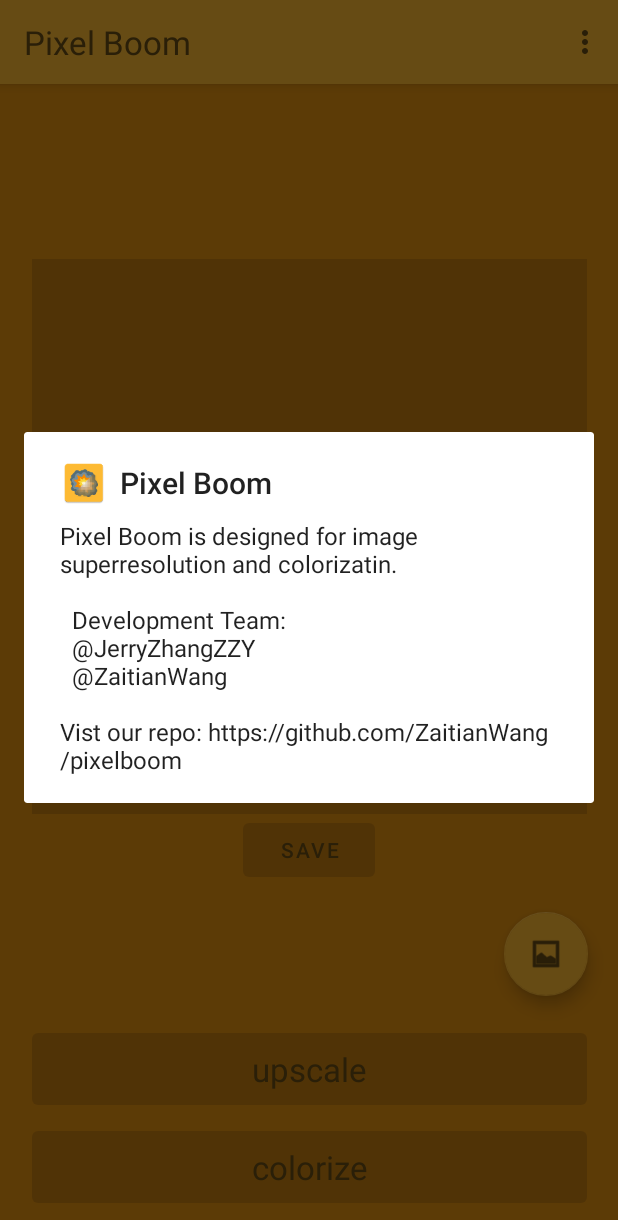
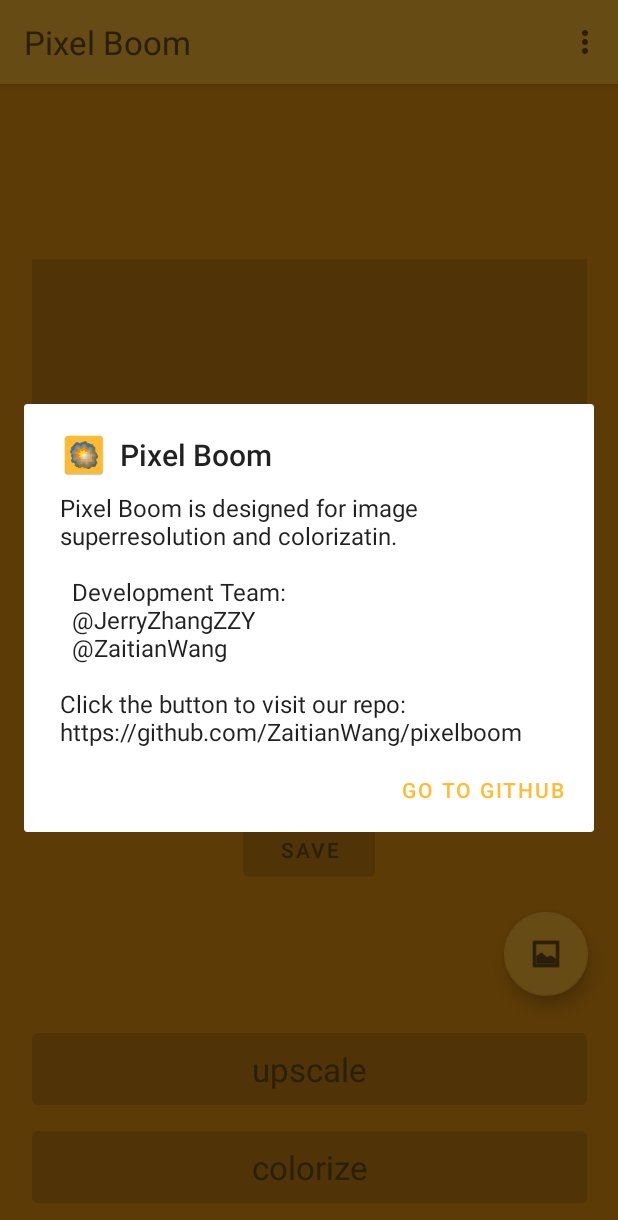
Before and after one commit to ZaitianWang/pixelboom, an Android app: the screen it shows after launch (MainActivity), in the options menu, after a tap on "About", on a phone screen of 412 x 824 dp. Shown: the top 1220 px of the screen. Run offline under Robolectric (Android 15) with nearby library versions, the phone set to English and light mode, and no system bars; our stand-ins replace Picasso; pictures from the network do not load.

Commit message:
add jump to github in about panel

```diff
--- a/app/src/main/java/com/example/pixelboom/MainActivity.java
+++ b/app/src/main/java/com/example/pixelboom/MainActivity.java
@@ -6,6 +6,7 @@
 import android.content.ContentResolver;
 import android.content.ContentUris;
 import android.content.ContentValues;
+import android.content.DialogInterface;
 import android.content.Intent;
 import android.content.pm.PackageManager;
 import android.database.Cursor;
@@ -466,12 +467,20 @@
                 "  Development Team:\n" +
                 "  @JerryZhangZZY\n" +
                 "  @ZaitianWang\n\n" +
-                "Vist our repo: https://github.com/ZaitianWang/pixelboom";
+                "Click the button to visit our repo: https://github.com/ZaitianWang/pixelboom";
         if (id == R.id.action_about) {
             AlertDialog alertDialog1 = new AlertDialog.Builder(this)
                     .setTitle("Pixel Boom")
                     .setMessage(about)
                     .setIcon(R.mipmap.ic_launcher)
+                    .setPositiveButton("Go to GitHub", new DialogInterface.OnClickListener() {
+                        @Override
+                        public void onClick(DialogInterface dialogInterface, int i) {
+                            Uri uri = Uri.parse("https://github.com/ZaitianWang/pixelboom");
+                            Intent intent = new Intent(Intent.ACTION_VIEW, uri);
+                            startActivity(intent);
+                        }
+                    })
                     .create();
             alertDialog1.show();
             return true;
```
